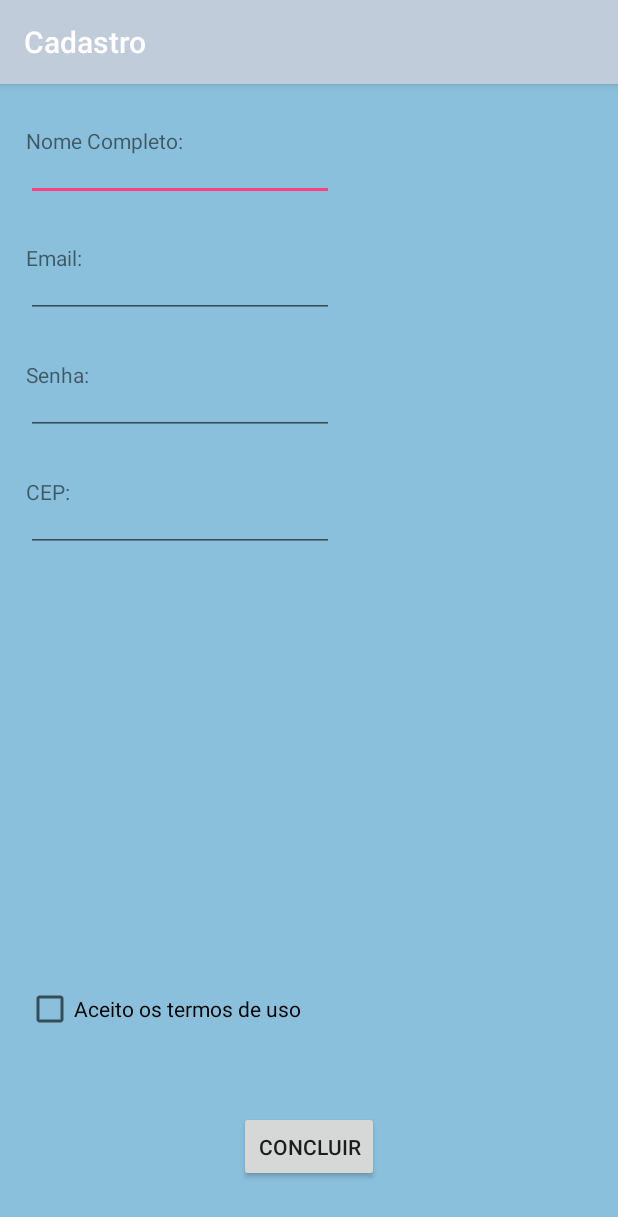
After one commit to doiiido/MarketMaster, an Android app: the CadastroActivity screen opened directly, with no data from a screen before it, on a phone screen of 412 x 824 dp. The commit adds this screen. Shown: the top 1217 px of the screen. Run offline under Robolectric (Android 15) with nearby library versions, the phone set to English and light mode, and no system bars.

Commit message:
adicionada tela de cadastro

```diff
--- a/MarketMaster/app/build.gradle
+++ b/MarketMaster/app/build.gradle
@@ -22,6 +22,7 @@ dependencies {
     implementation fileTree(dir: 'libs', include: ['*.jar'])
     implementation 'com.android.support:appcompat-v7:26.1.0'
     implementation 'com.android.support.constraint:constraint-layout:1.0.2'
+    implementation 'com.android.support:design:26.1.0'
     testImplementation 'junit:junit:4.12'
     androidTestImplementation 'com.android.support.test:runner:1.0.1'
     androidTestImplementation 'com.android.support.test.espresso:espresso-core:3.0.1'
--- a/MarketMaster/app/src/main/AndroidManifest.xml
+++ b/MarketMaster/app/src/main/AndroidManifest.xml
@@ -1,6 +1,11 @@
 <?xml version="1.0" encoding="utf-8"?>
 <manifest xmlns:android="http://schemas.android.com/apk/res/android"
     package="br.unb.cic.mp.marketmaster">
+
+    <!-- To auto-complete the email text field in the login form with the user's emails -->
+    <uses-permission android:name="android.permission.GET_ACCOUNTS" />
+    <uses-permission android:name="android.permission.READ_PROFILE" />
+    <uses-permission android:name="android.permission.READ_CONTACTS" />
 
     <application
         android:allowBackup="true"
@@ -16,6 +21,12 @@
                 <category android:name="android.intent.category.LAUNCHER" />
             </intent-filter>
         </activity>
+
+        <activity
+            android:name=".CadastroActivity"
+            android:label="@string/title_activity_cadastro">
+        </activity>
+
     </application>
 
 </manifest>
--- /dev/null
+++ b/MarketMaster/app/src/main/java/br/unb/cic/mp/marketmaster/CadastroActivity.java
@@ -0,0 +1,13 @@
+package br.unb.cic.mp.marketmaster;
+
+import android.support.v7.app.AppCompatActivity;
+import android.os.Bundle;
+
+public class CadastroActivity extends AppCompatActivity {
+
+    @Override
+    protected void onCreate(Bundle savedInstanceState) {
+        super.onCreate(savedInstanceState);
+        setContentView(R.layout.activity_cadastro);
+    }
+}
--- /dev/null
+++ b/MarketMaster/app/src/main/res/layout/activity_cadastro.xml
@@ -0,0 +1,144 @@
+<?xml version="1.0" encoding="utf-8"?>
+<android.support.constraint.ConstraintLayout xmlns:android="http://schemas.android.com/apk/res/android"
+    xmlns:app="http://schemas.android.com/apk/res-auto"
+    xmlns:tools="http://schemas.android.com/tools"
+    android:layout_width="match_parent"
+    android:layout_height="match_parent"
+    android:background="@color/colorBackground"
+    tools:context="br.unb.cic.mp.marketmaster.CadastroActivity">
+
+
+    <TextView
+        android:id="@+id/textView2"
+        android:layout_width="205dp"
+        android:layout_height="20dp"
+        android:layout_marginEnd="8dp"
+        android:layout_marginStart="8dp"
+        android:layout_marginTop="28dp"
+        android:text="Nome Completo:"
+        app:layout_constraintEnd_toEndOf="parent"
+        app:layout_constraintHorizontal_bias="0.049"
+        app:layout_constraintStart_toStartOf="parent"
+        app:layout_constraintTop_toTopOf="parent" />
+
+    <EditText
+        android:id="@+id/editText3"
+        android:layout_width="205dp"
+        android:layout_height="30dp"
+        android:layout_marginEnd="8dp"
+        android:layout_marginStart="8dp"
+        android:ems="10"
+        android:inputType="textPersonName"
+        app:layout_constraintEnd_toEndOf="parent"
+        app:layout_constraintHorizontal_bias="0.049"
+        app:layout_constraintStart_toStartOf="parent"
+        app:layout_constraintTop_toBottomOf="@+id/textView2" />
+
+    <TextView
+        android:id="@+id/textView3"
+        android:layout_width="205dp"
+        android:layout_height="20dp"
+        android:layout_marginEnd="8dp"
+        android:layout_marginStart="8dp"
+        android:layout_marginTop="28dp"
+        android:text="Email:"
+        app:layout_constraintEnd_toEndOf="parent"
+        app:layout_constraintHorizontal_bias="0.049"
+        app:layout_constraintStart_toStartOf="parent"
+        app:layout_constraintTop_toBottomOf="@+id/editText3" />
+
+    <EditText
+        android:id="@+id/editText5"
+        android:layout_width="205dp"
+        android:layout_height="30dp"
+        android:layout_marginEnd="8dp"
+        android:layout_marginStart="8dp"
+        android:ems="10"
+        android:inputType="textEmailAddress"
+        app:layout_constraintEnd_toEndOf="parent"
+        app:layout_constraintHorizontal_bias="0.049"
+        app:layout_constraintStart_toStartOf="parent"
+        app:layout_constraintTop_toBottomOf="@+id/textView3" />
+
+    <TextView
+        android:id="@+id/textView4"
+        android:layout_width="205dp"
+        android:layout_height="20dp"
+        android:layout_marginEnd="8dp"
+        android:layout_marginStart="8dp"
+        android:layout_marginTop="28dp"
+        android:text="Senha:"
+        app:layout_constraintEnd_toEndOf="parent"
+        app:layout_constraintHorizontal_bias="0.049"
+        app:layout_constraintStart_toStartOf="parent"
+        app:layout_constraintTop_toBottomOf="@+id/editText5" />
+
+    <EditText
+        android:id="@+id/editText7"
+        android:layout_width="205dp"
+        android:layout_height="30dp"
+        android:layout_marginEnd="8dp"
+        android:layout_marginStart="8dp"
+        android:ems="10"
+        android:inputType="textPassword"
+        app:layout_constraintEnd_toEndOf="parent"
+        app:layout_constraintHorizontal_bias="0.049"
+        app:layout_constraintStart_toStartOf="parent"
+        app:layout_constraintTop_toBottomOf="@+id/textView4" />
+
+    <TextView
+        android:id="@+id/textView5"
+        android:layout_width="205dp"
+        android:layout_height="20dp"
+        android:layout_marginEnd="8dp"
+        android:layout_marginStart="8dp"
+        android:layout_marginTop="28dp"
+        android:text="CEP:"
+        app:layout_constraintEnd_toEndOf="parent"
+        app:layout_constraintHorizontal_bias="0.049"
+        app:layout_constraintStart_toStartOf="parent"
+        app:layout_constraintTop_toBottomOf="@+id/editText7" />
+
+    <EditText
+        android:id="@+id/editText8"
+        android:layout_width="205dp"
+        android:layout_height="30dp"
+        android:layout_marginBottom="8dp"
+        android:layout_marginEnd="8dp"
+        android:layout_marginStart="8dp"
+        android:ems="10"
+        android:inputType="textPostalAddress"
+        app:layout_constraintBottom_toTopOf="@+id/checkBox"
+        app:layout_constraintEnd_toEndOf="parent"
+        app:layout_constraintHorizontal_bias="0.049"
+        app:layout_constraintStart_toStartOf="parent"
+        app:layout_constraintTop_toBottomOf="@+id/textView5"
+        app:layout_constraintVertical_bias="0.0" />
+
+    <CheckBox
+        android:id="@+id/checkBox"
+        android:layout_width="wrap_content"
+        android:layout_height="wrap_content"
+        android:layout_marginBottom="52dp"
+        android:layout_marginEnd="8dp"
+        android:layout_marginStart="8dp"
+        android:text="Aceito os termos de uso"
+        app:layout_constraintBottom_toTopOf="@+id/button"
+        app:layout_constraintEnd_toEndOf="parent"
+        app:layout_constraintHorizontal_bias="0.043"
+        app:layout_constraintStart_toStartOf="parent" />
+
+    <Button
+        android:id="@+id/button"
+        android:layout_width="93dp"
+        android:layout_height="47dp"
+        android:layout_marginBottom="36dp"
+        android:layout_marginEnd="8dp"
+        android:layout_marginStart="8dp"
+        android:text="Concluir"
+        app:layout_constraintBottom_toBottomOf="parent"
+        app:layout_constraintEnd_toEndOf="parent"
+        app:layout_constraintHorizontal_bias="0.501"
+        app:layout_constraintStart_toStartOf="parent" />
+
+</android.support.constraint.ConstraintLayout>
--- /dev/null
+++ b/MarketMaster/app/src/main/res/values/dimens.xml
@@ -0,0 +1,6 @@
+<resources>
+    <dimen name="fab_margin">16dp</dimen>
+    <!-- Default screen margins, per the Android Design guidelines. -->
+    <dimen name="activity_horizontal_margin">16dp</dimen>
+    <dimen name="activity_vertical_margin">16dp</dimen>
+</resources>
--- a/MarketMaster/app/src/main/res/values/strings.xml
+++ b/MarketMaster/app/src/main/res/values/strings.xml
@@ -1,3 +1,17 @@
 <resources>
     <string name="app_name">Market Master</string>
+    <string name="title_activity_cadastro">Cadastro</string>
+
+    <!-- Strings related to login -->
+    <string name="prompt_email">Email</string>
+    <string name="prompt_password">Password (optional)</string>
+    <string name="action_sign_in">Sign in or register</string>
+    <string name="action_sign_in_short">Sign in</string>
+    <string name="error_invalid_email">This email address is invalid</string>
+    <string name="error_invalid_password">This password is too short</string>
+    <string name="error_incorrect_password">This password is incorrect</string>
+    <string name="error_field_required">This field is required</string>
+    <string name="permission_rationale">"Contacts permissions are needed for providing email
+        completions."
+    </string>
 </resources>
--- a/MarketMaster/app/src/main/res/values/styles.xml
+++ b/MarketMaster/app/src/main/res/values/styles.xml
@@ -8,4 +8,13 @@
         <item name="colorAccent">@color/colorAccent</item>
     </style>
 
+    <style name="AppTheme.NoActionBar">
+        <item name="windowActionBar">false</item>
+        <item name="windowNoTitle">true</item>
+    </style>
+
+    <style name="AppTheme.AppBarOverlay" parent="ThemeOverlay.AppCompat.Dark.ActionBar" />
+
+    <style name="AppTheme.PopupOverlay" parent="ThemeOverlay.AppCompat.Light" />
+
 </resources>
```
